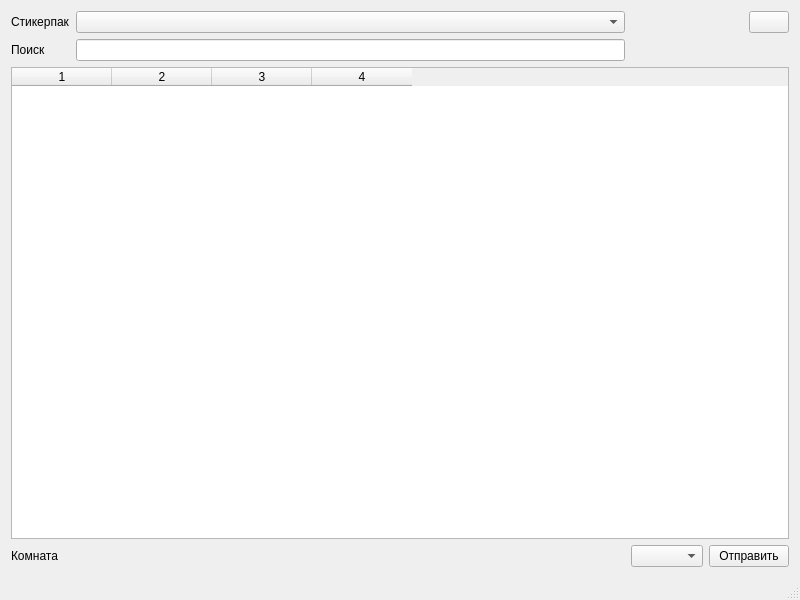
This is mainwindow.ui in rkfg/mxstickers as Qt 5 draws it before an edit. The edited form follows.
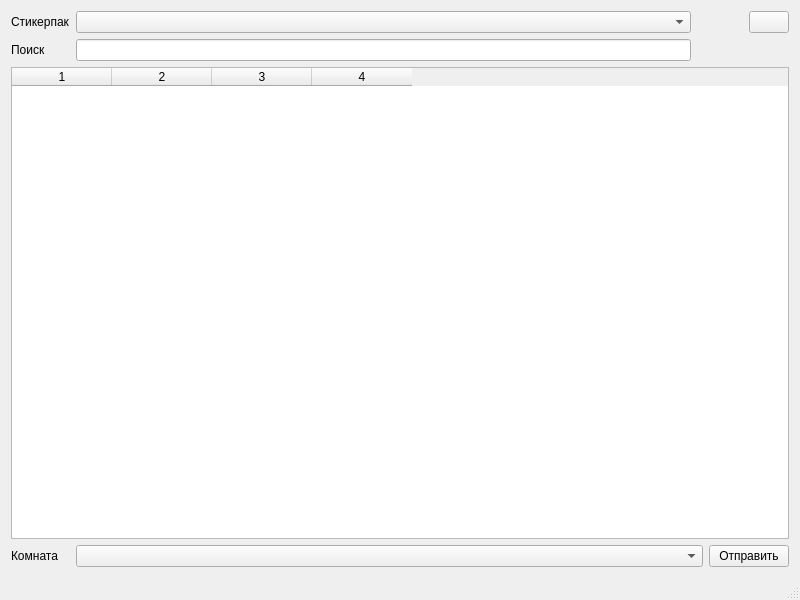
This is the edited form. Icons and pictures are not drawn.

Commit message: Fix form layout

Diff of the .ui file:
```diff
--- a/mainwindow.ui
+++ b/mainwindow.ui
@@ -22,16 +22,6 @@
       </property>
      </widget>
     </item>
-    <item row="3" column="3" colspan="2">
-     <widget class="QComboBox" name="cb_rooms">
-      <property name="sizePolicy">
-       <sizepolicy hsizetype="Preferred" vsizetype="Preferred">
-        <horstretch>0</horstretch>
-        <verstretch>0</verstretch>
-       </sizepolicy>
-      </property>
-     </widget>
-    </item>
     <item row="3" column="1">
      <widget class="QLabel" name="l_room">
       <property name="sizePolicy">
@@ -115,6 +105,16 @@
     <item row="0" column="2">
      <widget class="QComboBox" name="cb_stickerpack"/>
     </item>
+    <item row="3" column="2" colspan="3">
+     <widget class="QComboBox" name="cb_rooms">
+      <property name="sizePolicy">
+       <sizepolicy hsizetype="Preferred" vsizetype="Preferred">
+        <horstretch>0</horstretch>
+        <verstretch>0</verstretch>
+       </sizepolicy>
+      </property>
+     </widget>
+    </item>
    </layout>
   </widget>
   <widget class="QStatusBar" name="statusBar"/>
```
